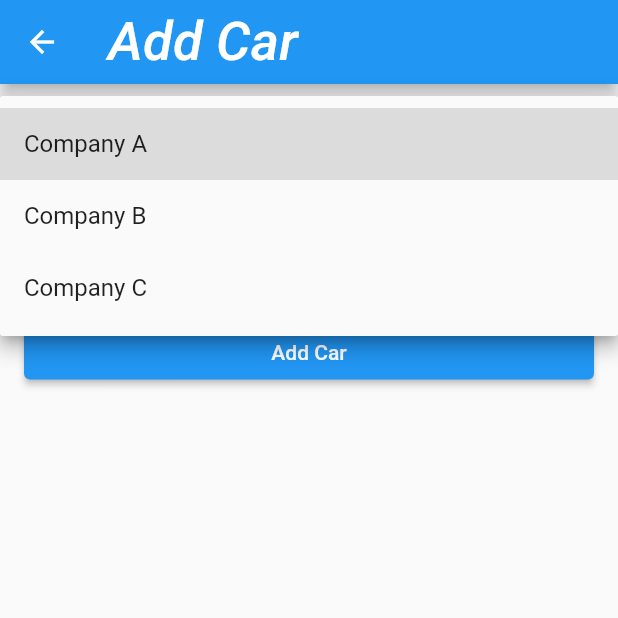
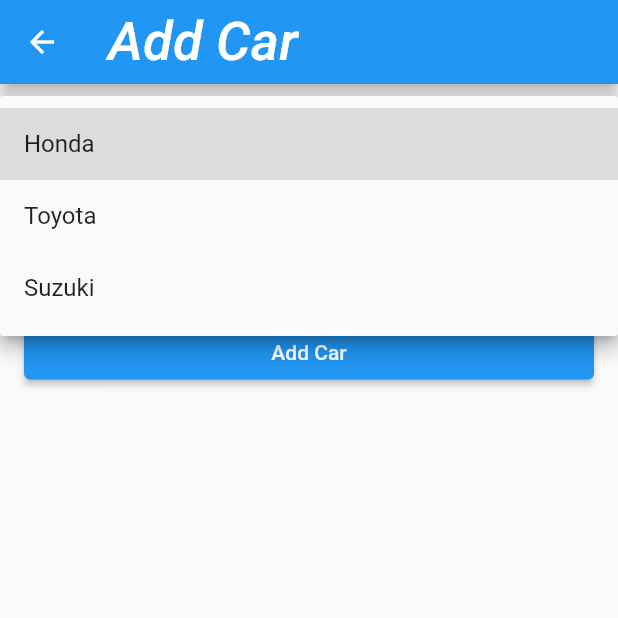
Before and after one commit to shahbazgondalnew/autokaar, a Flutter app: the AddCarScreen screen opened directly, after a tap on "Select Company", on a phone screen of 412 x 824 dp, the top half of it. Run offline on Flutter 3.47's test engine with Material 2 defaults, Android fonts, the phone set to English and light mode, and no system bars; our stand-ins replace cloud_firestore, firebase_auth, firebase_core, firebase_storage, flutter_local_notifications, flutter_widget_from_html and 4 more; accounts and stored records are empty.

Commit message:
Car Company Updated

```diff
--- a/lib/userMod/addnewcarIncomp.dart
+++ b/lib/userMod/addnewcarIncomp.dart
@@ -14,9 +14,9 @@
   String? selectedCompany;
 
   List<String> companies = [
-    'Company A',
-    'Company B',
-    'Company C',
+    'Honda',
+    'Toyota',
+    'Suzuki',
     // Add more company names as needed
   ];
 
```
